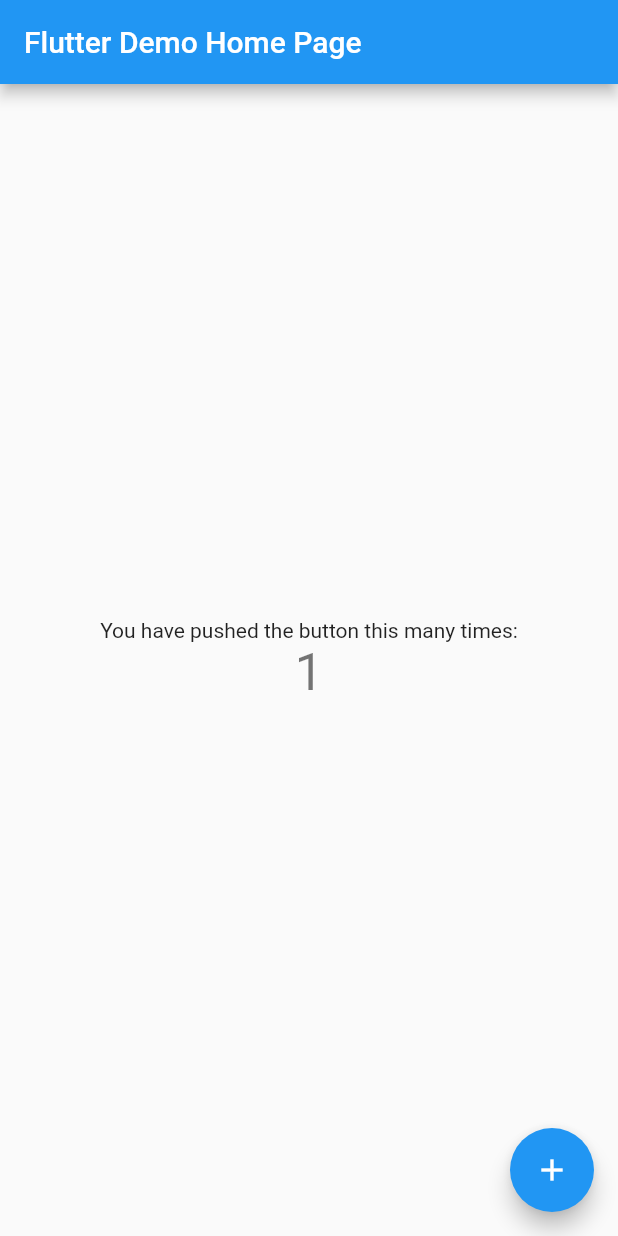
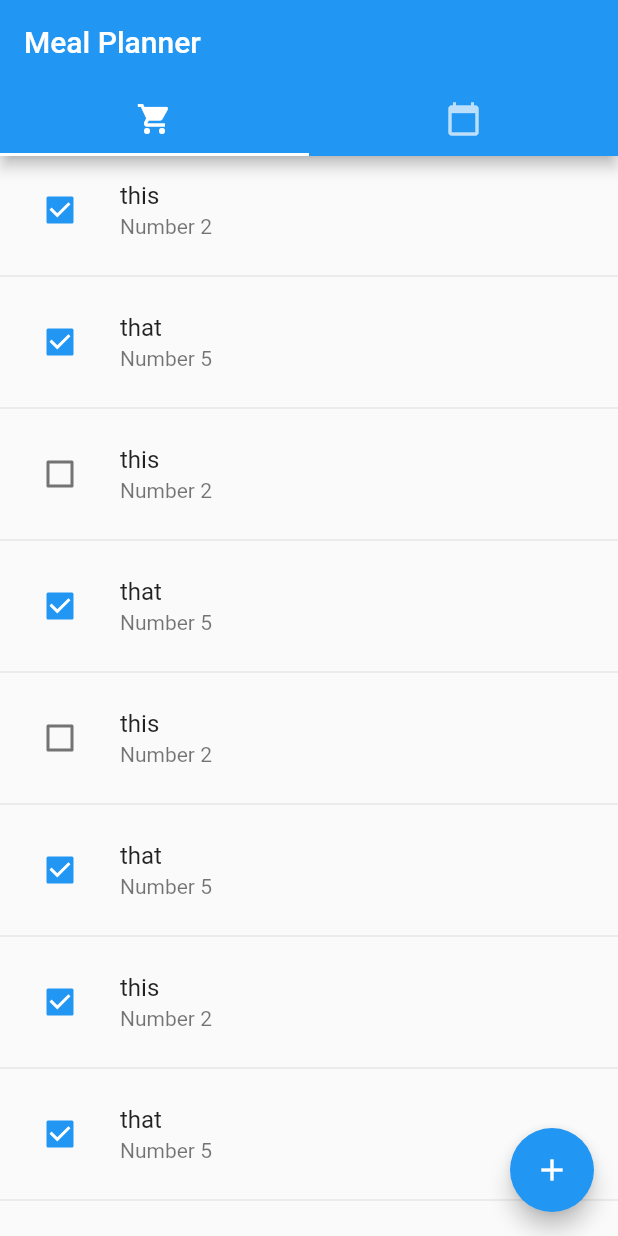
Before and after one commit to wall-daniel/Meal-Planner, a Flutter app: the screen it shows after launch, after a tap on the "add" icon, on a phone screen of 412 x 824 dp. Run offline on Flutter 3.47's test engine with Material 2 defaults, Android fonts, the phone set to English and light mode, and no system bars.

Commit message:
made ingrdient and meal calender page

```diff
--- a/lib/main.dart
+++ b/lib/main.dart
@@ -1,111 +1,214 @@
 import 'package:flutter/material.dart';
 
-void main() => runApp(MyApp());
+void main() => runApp(MaterialApp(title: 'Meal Prep App', home: HomeScreen()));
 
-class MyApp extends StatelessWidget {
-  // This widget is the root of your application.
+class HomeScreen extends StatelessWidget {
+  final _groceryList = new List<Ingredient>();
+  final _meals = new List<Meal>();
+
   @override
   Widget build(BuildContext context) {
-    return MaterialApp(
-      title: 'Flutter Demo',
-      theme: ThemeData(
-        // This is the theme of your application.
-        //
-        // Try running your application with "flutter run". You'll see the
-        // application has a blue toolbar. Then, without quitting the app, try
-        // changing the primarySwatch below to Colors.green and then invoke
-        // "hot reload" (press "r" in the console where you ran "flutter run",
-        // or simply save your changes to "hot reload" in a Flutter IDE).
-        // Notice that the counter didn't reset back to zero; the application
-        // is not restarted.
-        primarySwatch: Colors.blue,
-      ),
-      home: MyHomePage(title: 'Flutter Demo Home Page'),
-    );
+    _groceryList.add(Ingredient('this', 2, true));
+    _groceryList.add(Ingredient('that', 5, true));
+    _groceryList.add(Ingredient('this', 2, false));
+    _groceryList.add(Ingredient('that', 5, true));
+    _groceryList.add(Ingredient('this', 2, false));
+    _groceryList.add(Ingredient('that', 5, true));
+    _groceryList.add(Ingredient('this', 2, true));
+    _groceryList.add(Ingredient('that', 5, true));
+    _groceryList.add(
+        Ingredient.fromJson({'name': 'those', 'number': 3, 'bought': true}));
+
+    _meals.add(Meal('Monday', 'Breakfast', 'cereal',
+        <Ingredient>[_groceryList[0], _groceryList[2]]));
+    _meals.add(Meal('Monday', 'Lunch', 'food',
+        <Ingredient>[_groceryList[3], _groceryList[2]]));
+    _meals.add(Meal('Monday', 'Dinner', 'cereal',
+        <Ingredient>[_groceryList[0], _groceryList[2]]));
+
+    return DefaultTabController(
+        length: 2,
+        child: Scaffold(
+          appBar: AppBar(
+            title: Text('Meal Planner'),
+            bottom: TabBar(
+              tabs: <Widget>[
+                Tab(icon: Icon(Icons.local_grocery_store)),
+                Tab(icon: Icon(Icons.calendar_today)),
+              ],
+            ),
+          ),
+          body: TabBarView(
+            children: <Widget>[
+              groceryListTab(_groceryList),
+              calenderTab(context, _meals)
+            ],
+          ),
+          floatingActionButton: FloatingActionButton(
+            child: Icon(Icons.add),
+            onPressed: () => {},
+          ),
+        ));
   }
 }
 
-class MyHomePage extends StatefulWidget {
-  MyHomePage({Key key, this.title}) : super(key: key);
+class Ingredient {
+  final String name;
+  final int number;
+  final bool bought;
 
-  // This widget is the home page of your application. It is stateful, meaning
-  // that it has a State object (defined below) that contains fields that affect
-  // how it looks.
+  Ingredient(this.name, this.number, this.bought);
 
-  // This class is the configuration for the state. It holds the values (in this
-  // case the title) provided by the parent (in this case the App widget) and
-  // used by the build method of the State. Fields in a Widget subclass are
-  // always marked "final".
+  Ingredient.fromJson(Map<String, dynamic> json)
+      : name = json['name'],
+        number = json['number'],
+        bought = json['bought'];
 
-  final String title;
-
-  @override
-  _MyHomePageState createState() => _MyHomePageState();
+  Map<String, dynamic> toJson() =>
+      {'name': name, 'number': number, 'bought': bought};
 }
 
-class _MyHomePageState extends State<MyHomePage> {
-  int _counter = 0;
+Widget groceryListTab(List<Ingredient> items) {
+  return ListView.separated(
+    separatorBuilder: (context, index) {
+      return Divider();
+    },
+    itemCount: items.length,
+    itemBuilder: (context, index) {
+      final item = items[index];
 
-  void _incrementCounter() {
-    setState(() {
-      // This call to setState tells the Flutter framework that something has
-      // changed in this State, which causes it to rerun the build method below
-      // so that the display can reflect the updated values. If we changed
-      // _counter without calling setState(), then the build method would not be
-      // called again, and so nothing would appear to happen.
-      _counter++;
-    });
-  }
+      return ListTile(
+        title: Text(item.name),
+        subtitle: Text('Number ${item.number}'),
+        leading: Checkbox(
+          value: item.bought,
+          onChanged: (val) {
+            print(val);
+          },
+        ),
+      );
+    },
+  );
+}
+
+class Meal {
+  String day;
+  String mealtime; // e.g. breakfast, lunch, dinner, snack
+  String name;
+  List<Ingredient> ingredients;
+  // final List<String> instructions;
+
+  Meal(this.day, this.mealtime, this.name, this.ingredients);
+
+  Meal.fromJson(Map<String, dynamic> json)
+      : day = json['day'],
+        mealtime = json['meal'],
+        name = json['name'],
+        ingredients = json['ingredients'];
+
+  Map<String, dynamic> toJson() =>
+      {'day': day, 'meal': mealtime, 'name': name, 'ingredients': ingredients};
+}
+
+Widget calenderTab(BuildContext context, List<Meal> meals) {
+  return ListView(
+    children: <Widget>[
+      calenderDay(context, 'Monday', null, meals[1], meals[2]),
+      calenderDay(context, 'Tuesday', meals[0], meals[1], meals[2]),
+      calenderDay(context, 'Wednesday', meals[0], meals[1], meals[2]),
+      calenderDay(context, 'Thursday', meals[0], meals[1], meals[2]),
+      calenderDay(context, 'Friday', meals[0], meals[1], meals[2])
+    ],
+  );
+}
+
+Widget calenderDay(
+    BuildContext context, String day, Meal breakfast, Meal lunch, Meal dinner) {
+  return Column(
+    children: <Widget>[
+      Container(
+        padding: EdgeInsets.all(8.0),
+        alignment: Alignment.centerLeft,
+        color: Colors.grey,
+        child: RichText(
+            text: TextSpan(
+                style: TextStyle(fontSize: 14.0, fontWeight: FontWeight.bold),
+                text: day)),
+      ),
+      ListTile(
+        title: Text('Breakfast: ${breakfast == null ? 'n/a' : breakfast.name}'),
+        onTap: () => _editCalenderDay(context, breakfast),
+      ),
+      ListTile(
+        title: Text('Lunch: ${lunch.name}'),
+        onTap: () => _editCalenderDay(context, lunch),
+      ),
+      ListTile(
+        title: Text('Dinner ${dinner.name}'),
+        onTap: () => _editCalenderDay(context, dinner),
+      ),
+    ],
+  );
+}
+
+Future<void> _editCalenderDay(BuildContext context, Meal meal) async {
+  final result = await Navigator.push(
+      context, MaterialPageRoute(builder: (context) => MealPage(meal))) as Meal;
+
+  print(result);
+}
+
+class MealPage extends StatelessWidget {
+  final _formKey = GlobalKey<FormState>();
+  Meal _meal;
+
+  MealPage(this._meal);
 
   @override
   Widget build(BuildContext context) {
-    // This method is rerun every time setState is called, for instance as done
-    // by the _incrementCounter method above.
-    //
-    // The Flutter framework has been optimized to make rerunning build methods
-    // fast, so that you can just rebuild anything that needs updating rather
-    // than having to individually change instances of widgets.
     return Scaffold(
-      appBar: AppBar(
-        // Here we take the value from the MyHomePage object that was created by
-        // the App.build method, and use it to set our appbar title.
-        title: Text(widget.title),
-      ),
-      body: Center(
-        // Center is a layout widget. It takes a single child and positions it
-        // in the middle of the parent.
-        child: Column(
-          // Column is also a layout widget. It takes a list of children and
-          // arranges them vertically. By default, it sizes itself to fit its
-          // children horizontally, and tries to be as tall as its parent.
-          //
-          // Invoke "debug painting" (press "p" in the console, choose the
-          // "Toggle Debug Paint" action from the Flutter Inspector in Android
-          // Studio, or the "Toggle Debug Paint" command in Visual Studio Code)
-          // to see the wireframe for each widget.
-          //
-          // Column has various properties to control how it sizes itself and
-          // how it positions its children. Here we use mainAxisAlignment to
-          // center the children vertically; the main axis here is the vertical
-          // axis because Columns are vertical (the cross axis would be
-          // horizontal).
-          mainAxisAlignment: MainAxisAlignment.center,
-          children: <Widget>[
-            Text(
-              'You have pushed the button this many times:',
-            ),
-            Text(
-              '$_counter',
-              style: Theme.of(context).textTheme.display1,
-            ),
+        appBar: AppBar(
+          title: Text(_meal == null ? 'Meal' : _meal.name),
+          actions: <Widget>[
+            IconButton(
+              icon: Icon(Icons.save),
+              onPressed: () => {
+                if (_formKey.currentState.validate()) {
+                  _formKey.currentState.save(),
+                  Navigator.pop(context, _meal)
+                }
+              },
+            )
           ],
         ),
-      ),
-      floatingActionButton: FloatingActionButton(
-        onPressed: _incrementCounter,
-        tooltip: 'Increment',
-        child: Icon(Icons.add),
-      ), // This trailing comma makes auto-formatting nicer for build methods.
-    );
+        body: Container(
+          margin: EdgeInsets.all(8.0),
+          child: Form(
+            key: _formKey,
+            child: Column(
+              children: <Widget>[
+                TextFormField(
+                  initialValue: _meal == null ? '' : _meal.name,
+                  decoration: InputDecoration(
+                    labelText: 'Recipe Name', icon: Icon(Icons.add_a_photo)
+                  ),
+                  validator: (value) {
+                    if (value.isEmpty) {
+                      return 'Name cannot be null';
+                    } else if (value.length > 25) {
+                      return 'Name cannot be longer than 25 characters';
+                    }
+
+                    return null;
+                  },
+                  onSaved: (value) {
+                    _meal.name = value;
+                  },
+                )
+              ],
+            )
+          ),
+        )
+      );
   }
 }
--- a/pubspec.yaml
+++ b/pubspec.yaml
@@ -14,7 +14,7 @@ description: A new Flutter project.
 version: 1.0.0+1
 
 environment:
-  sdk: ">=2.1.0 <3.0.0"
+  sdk: ">=2.3.0 <3.0.0"
 
 dependencies:
   flutter:
```
Also changed, not shown: 1 other file.
